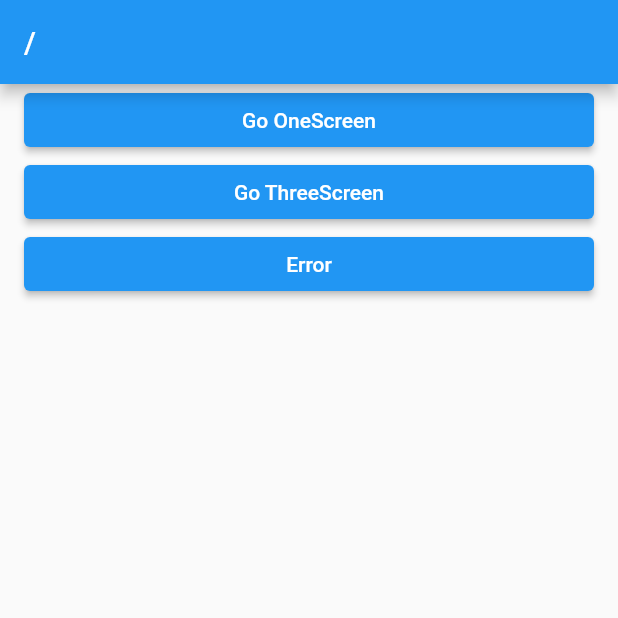
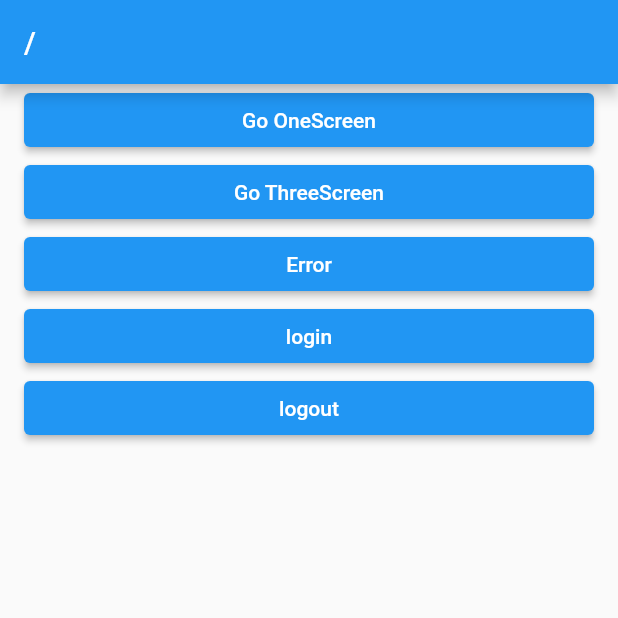
Before and after one commit to ji-hyun219/go_router_study, a Flutter app: the HomeScreen screen opened by its route, on a phone screen of 412 x 824 dp, the top half of it. Run offline on Flutter 3.47's test engine with Material 2 defaults, Android fonts, the light colour scheme and no system bars; our stand-ins replace flutter_riverpod, go_router.

Commit message:
로그인 & 로그아웃 구현

```diff
--- a/lib/provider/auth_provider.dart
+++ b/lib/provider/auth_provider.dart
@@ -14,7 +14,7 @@ final routerProvider = Provider<GoRouter>((ref) {
   final authStateProvider = AuthNotifier(ref: ref);
 
   return GoRouter(
-    initialLocation: '/',
+    initialLocation: '/login',
     errorBuilder: (context, state) {
       return ErrorScreen(
         error: state.error.toString(),
--- a/lib/screen/home_screen.dart
+++ b/lib/screen/home_screen.dart
@@ -1,14 +1,16 @@
 import 'package:flutter/material.dart';
+import 'package:flutter_riverpod/flutter_riverpod.dart';
 import 'package:go_router/go_router.dart';
 
 import '../layout/default_layout.dart';
+import '../provider/auth_provider.dart';
 import 'three_screen.dart';
 
-class HomeScreen extends StatelessWidget {
+class HomeScreen extends ConsumerWidget {
   const HomeScreen({Key? key}) : super(key: key);
 
   @override
-  Widget build(BuildContext context) {
+  Widget build(BuildContext context, WidgetRef ref) {
     return DefaultLayout(
         body: Column(
       crossAxisAlignment: CrossAxisAlignment.stretch,
@@ -28,7 +30,17 @@ class HomeScreen extends StatelessWidget {
             onPressed: () {
               context.go('/error'); // 일부러 없는 페이지로 이동
             },
-            child: const Text('Error'))
+            child: const Text('Error')),
+        ElevatedButton(
+            onPressed: () {
+              context.go('/login');
+            },
+            child: const Text('login')),
+        ElevatedButton(
+            onPressed: () {
+              ref.read(userProvider.notifier).logOut();
+            },
+            child: const Text('logout')),
       ],
     ));
   }
```
Also changed, not shown: lib/screen/login_screen.dart (+12 -3 lines).
